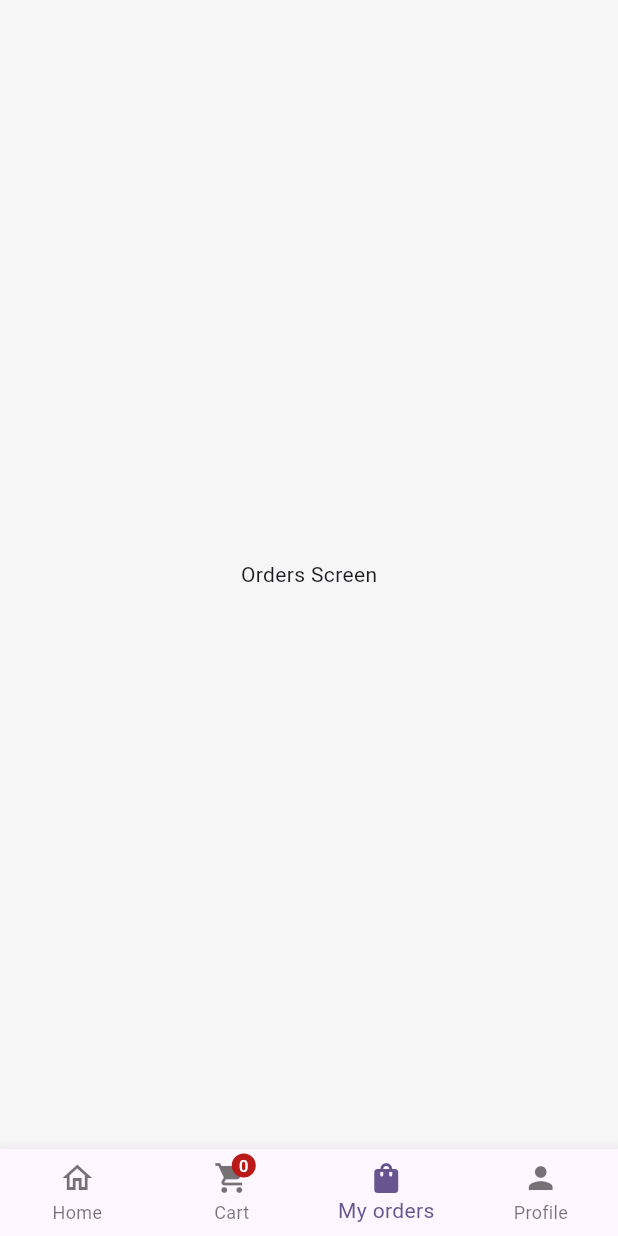
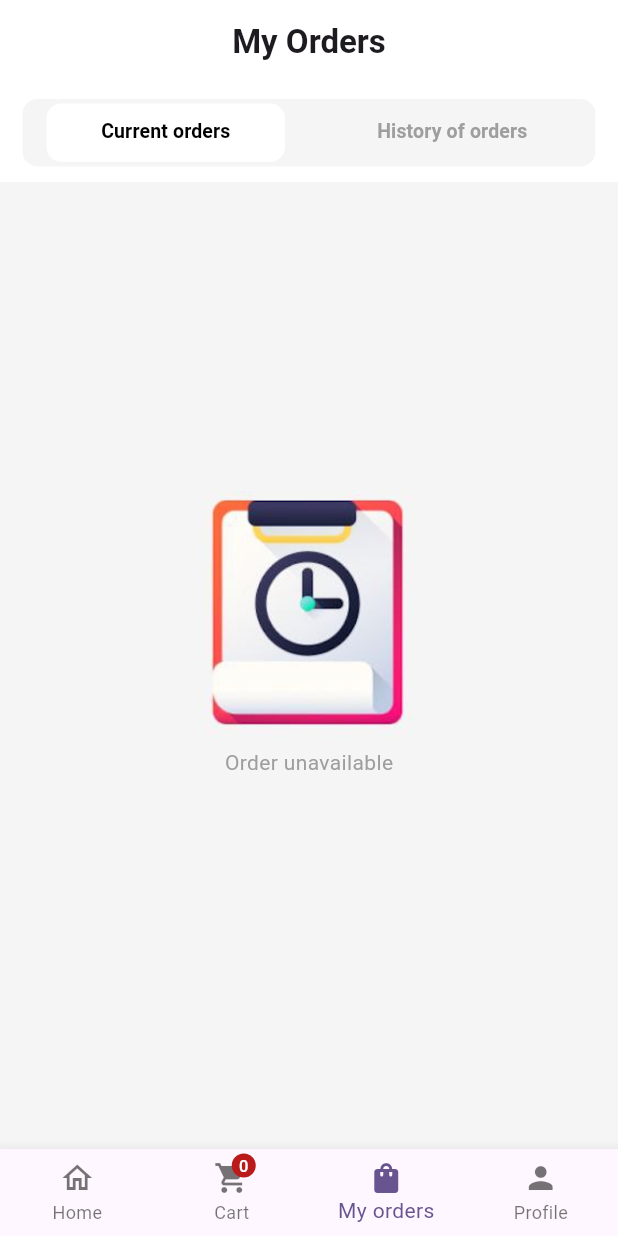
Before and after one commit to Dimamaman/Flutter-Max-Way, a Flutter app: the MainScreen screen opened directly, item 3 of the bottom bar chosen, on a phone screen of 412 x 824 dp. Run offline on Flutter 3.47's test engine with Material 2 defaults, Android fonts, the phone set to English and light mode, and no system bars; our stand-ins replace bloc, cached_network_image, dio, firebase_auth, firebase_core, floor and 13 more; missing offline and left inert: flutter_share, maps_launcher, yandex_mapkit; accounts and stored records are empty; generated files the repository leaves out were written again; network calls fail.

Commit message:
TabBar in My Orders

```diff
--- a/lib/presenter/screens/main_screen.dart
+++ b/lib/presenter/screens/main_screen.dart
@@ -5,6 +5,7 @@ import 'package:flutter_max_way/presenter/screens/auth/phone.dart';
 import 'package:flutter_max_way/presenter/screens/cart/cart_page_samandar.dart';
 import 'package:flutter_max_way/presenter/screens/cart/cart_screen.dart';
 import 'package:flutter_max_way/presenter/screens/home/home_page.dart';
+import 'package:flutter_max_way/presenter/screens/my_orders/my_orders.dart';
 import 'package:flutter_max_way/presenter/screens/profile/profile_screen.dart';
 import 'package:flutter_max_way/presenter/utils/navigator.dart';
 import 'package:provider/provider.dart';
@@ -53,7 +54,7 @@ class _MainScreenState extends State<MainScreen> {
           index: _currentIndex,
           children: [Home_Page(a: false),
             CartPage(),
-            const OrdersScreen(),
+            MyOrdersScreen(),
             const ProfileScreen()
           ],
         ),
@@ -92,12 +93,3 @@ class _MainScreenState extends State<MainScreen> {
     );
   }
 }
-
-class OrdersScreen extends StatelessWidget {
-  const OrdersScreen({super.key});
-
-  @override
-  Widget build(BuildContext context) {
-    return const Center(child: Text('Orders Screen'));
-  }
-}
--- /dev/null
+++ b/lib/presenter/screens/my_orders/my_orders.dart
@@ -0,0 +1,91 @@
+
+import 'package:flutter/material.dart';
+import 'package:flutter_max_way/presenter/screens/my_orders/pages/tab1.dart';
+import 'package:flutter_max_way/presenter/screens/my_orders/pages/tab2.dart';
+
+class MyOrdersScreen extends StatefulWidget {
+  const MyOrdersScreen({Key? key}) : super(key: key);
+
+  @override
+  State<MyOrdersScreen> createState() => _MyOrdersScreenState();
+}
+
+class _MyOrdersScreenState extends State<MyOrdersScreen>
+    with SingleTickerProviderStateMixin {
+  late TabController tabController;
+
+  @override
+  void initState() {
+    tabController = TabController(length: 2, vsync: this);
+    super.initState();
+  }
+
+  @override
+  void dispose() {
+    tabController.dispose();
+    super.dispose();
+  }
+  @override
+  Widget build(BuildContext context) {
+    return Scaffold(
+      backgroundColor: Colors.white,
+      appBar: AppBar(
+        title: const Text('My Orders',style: TextStyle(fontWeight: FontWeight.bold),),
+        automaticallyImplyLeading: false,
+        centerTitle: true,
+        backgroundColor: Colors.white,
+      ),
+      body: SizedBox(
+        height: MediaQuery.of(context).size.height,
+        child: Column(
+          children: [
+            const SizedBox(height: 10),
+            Container(
+              height: 45,
+              width: MediaQuery.of(context).size.width - 30,
+              decoration: BoxDecoration(
+                  color: const Color(0xFFF5F5F5),
+                  borderRadius: BorderRadius.circular(10)),
+              child: TabBar(
+                padding: const EdgeInsets.only(top: 3,bottom: 3),
+                labelStyle: const TextStyle(fontSize: 13,fontWeight: FontWeight.bold),
+                unselectedLabelColor: Colors.grey,
+                labelColor: Colors.black,
+                dividerColor: Colors.transparent,
+                indicator: BoxDecoration(
+                  color: Colors.white,
+                  borderRadius: BorderRadius.circular(10),
+                ),
+                controller: tabController,
+                tabs: const [
+                  Tab(
+                    child: Align(
+                      alignment: Alignment.center,
+                      child: Text("Current orders")
+                    )
+                  ),
+                  Tab(
+                      child: Align(
+                          alignment: Alignment.center,
+                          child: Text("History of orders")
+                      )
+                  ),
+                ],
+              ),
+            ),
+            const SizedBox(height: 10),
+            Expanded(
+              child: TabBarView(
+                controller: tabController,
+                children: const [
+                  Tab1(),
+                  Tab2()
+                ],
+              ),
+            )
+          ],
+        ),
+      ),
+    );
+  }
+}
--- /dev/null
+++ b/lib/presenter/screens/my_orders/pages/tab1.dart
@@ -0,0 +1,21 @@
+
+import 'package:flutter/material.dart';
+
+class Tab1 extends StatelessWidget {
+  const Tab1({Key? key}) : super(key: key);
+
+  @override
+  Widget build(BuildContext context) {
+    return Scaffold(
+      backgroundColor: const Color(0xFFF5F5F5),
+      body: Center(child: Column(
+        mainAxisAlignment: MainAxisAlignment.center,
+        children: [
+          Image.asset(width: 150,height: 180,'assets/images/order_unaviable2.png'),
+          const Text("Order unavailable",style: TextStyle(color: Colors.grey),),
+          const SizedBox(height: 50,)
+        ],
+      )),
+    );
+  }
+}
--- /dev/null
+++ b/lib/presenter/screens/my_orders/pages/tab2.dart
@@ -0,0 +1,20 @@
+import 'package:flutter/material.dart';
+
+class Tab2 extends StatelessWidget {
+  const Tab2({Key? key}) : super(key: key);
+
+  @override
+  Widget build(BuildContext context) {
+    return Scaffold(
+      backgroundColor: const Color(0xFFF5F5F5),
+      body: Center(child: Column(
+        mainAxisAlignment: MainAxisAlignment.center,
+        children: [
+          Image.asset(width: 150,height: 180,'assets/images/order_unaviable2.png'),
+          const Text("Order unavailable",style: TextStyle(color: Colors.grey),),
+          const SizedBox(height: 50,)
+        ],
+      )),
+    );
+  }
+}
```
Also changed, not shown: assets/images/order_unavailable.png (added), assets/images/order_unaviable2.png (added).
